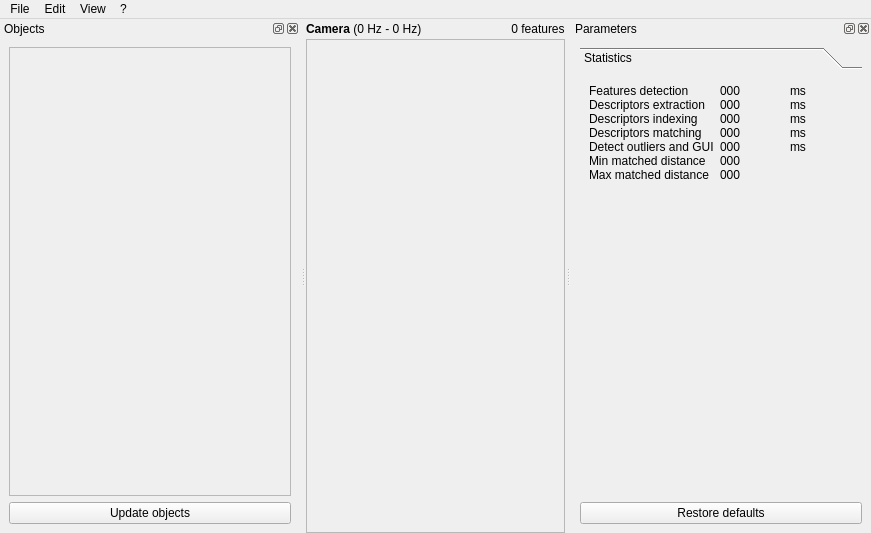
introlab/find-object, file src/ui/mainWindow.ui: the form before one commit.
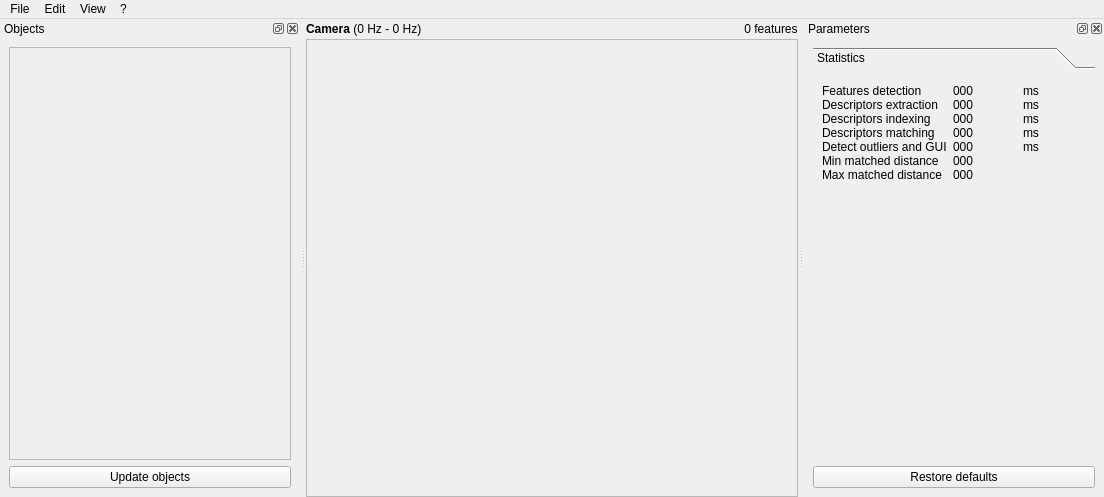
The form after the commit. Custom widgets are drawn as their Qt base class.

```diff
--- a/src/ui/mainWindow.ui
+++ b/src/ui/mainWindow.ui
@@ -6,8 +6,8 @@
    <rect>
     <x>0</x>
     <y>0</y>
-    <width>871</width>
-    <height>533</height>
+    <width>1104</width>
+    <height>497</height>
    </rect>
   </property>
   <property name="windowTitle">
@@ -130,7 +130,7 @@
     <rect>
      <x>0</x>
      <y>0</y>
-     <width>871</width>
+     <width>1104</width>
      <height>22</height>
     </rect>
    </property>
@@ -208,7 +208,7 @@
           <x>0</x>
           <y>0</y>
           <width>276</width>
-          <height>393</height>
+          <height>357</height>
          </rect>
         </property>
         <attribute name="label">
@@ -417,7 +417,7 @@
           <x>0</x>
           <y>0</y>
           <width>274</width>
-          <height>425</height>
+          <height>389</height>
          </rect>
         </property>
         <layout class="QVBoxLayout" name="verticalLayout_objects">
```
Left out of the diff: 18 changed lines with no effect on the pictures.
